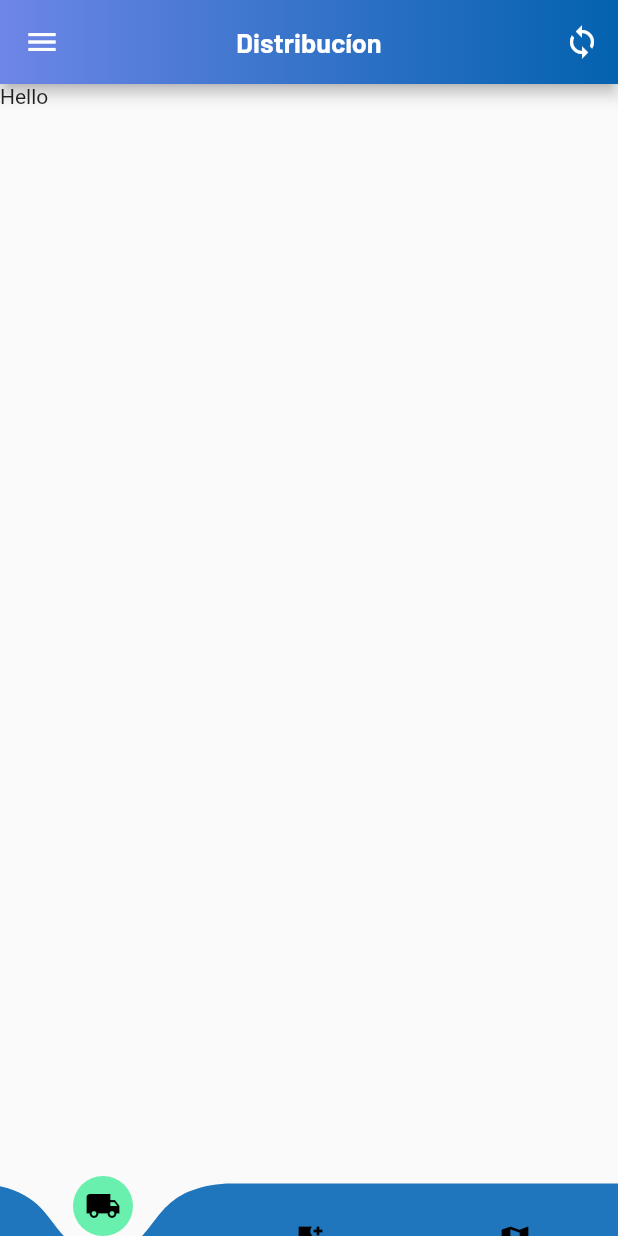
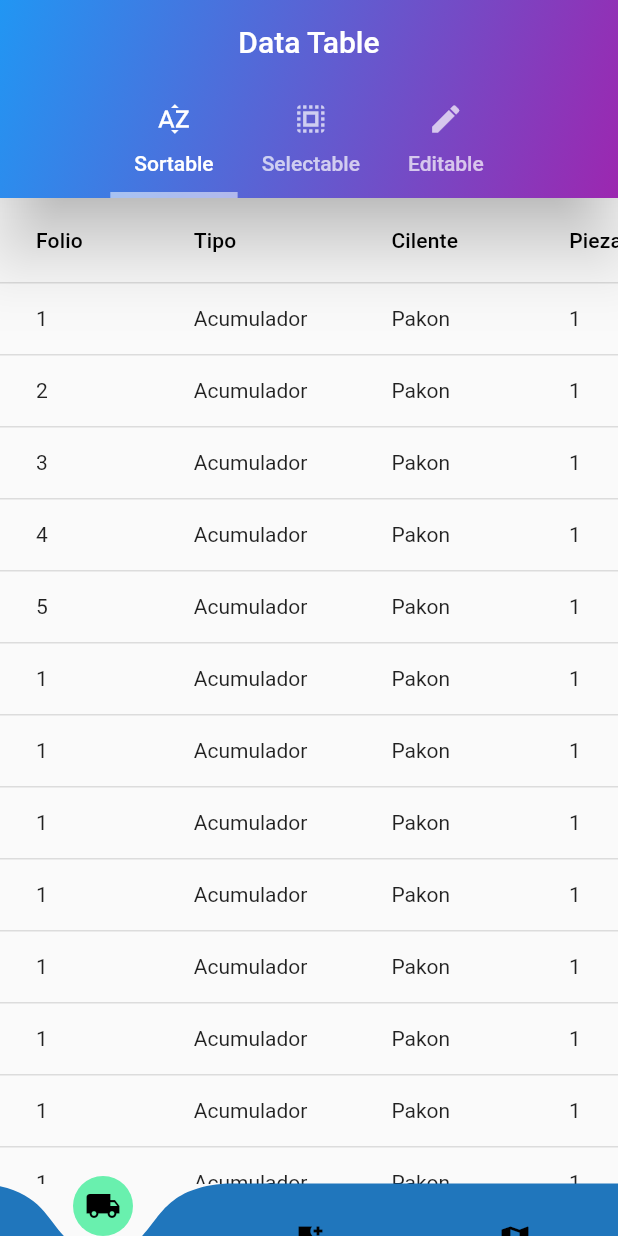
Before and after one commit to Cefz19/enrmax, a Flutter app: the MenuRoute screen opened directly, on a phone screen of 412 x 824 dp. Run offline on Flutter 3.47's test engine with Material 2 defaults, Android fonts, the phone set to English and light mode, and no system bars; drawn by our look-alikes of curved_navigation_bar; our stand-ins replace google_maps_flutter.

Commit message:
Se agrego el dato de distribucion v12

```diff
--- /dev/null
+++ b/Enermax/enermax_uno/lib/src/rows_tables/data/all_usuarios.dart
@@ -0,0 +1,21 @@
+import '../model/usuarios.dart';
+
+final allUsuarios = <Usuarios>[
+  const Usuarios(folio: 001, tipo: 'Acumulador', cliente: 'Pakon', pieza: 001),
+  const Usuarios(folio: 002, tipo: 'Acumulador', cliente: 'Pakon', pieza: 001),
+  const Usuarios(folio: 003, tipo: 'Acumulador', cliente: 'Pakon', pieza: 001),
+  const Usuarios(folio: 004, tipo: 'Acumulador', cliente: 'Pakon', pieza: 001),
+  const Usuarios(folio: 005, tipo: 'Acumulador', cliente: 'Pakon', pieza: 001),
+  const Usuarios(folio: 001, tipo: 'Acumulador', cliente: 'Pakon', pieza: 001),
+  const Usuarios(folio: 001, tipo: 'Acumulador', cliente: 'Pakon', pieza: 001),
+  const Usuarios(folio: 001, tipo: 'Acumulador', cliente: 'Pakon', pieza: 001),
+  const Usuarios(folio: 001, tipo: 'Acumulador', cliente: 'Pakon', pieza: 001),
+  const Usuarios(folio: 001, tipo: 'Acumulador', cliente: 'Pakon', pieza: 001),
+  const Usuarios(folio: 001, tipo: 'Acumulador', cliente: 'Pakon', pieza: 001),
+  const Usuarios(folio: 001, tipo: 'Acumulador', cliente: 'Pakon', pieza: 001),
+  const Usuarios(folio: 001, tipo: 'Acumulador', cliente: 'Pakon', pieza: 001),
+  const Usuarios(folio: 001, tipo: 'Acumulador', cliente: 'Pakon', pieza: 001),
+  const Usuarios(folio: 001, tipo: 'Acumulador', cliente: 'Pakon', pieza: 001),
+  const Usuarios(folio: 001, tipo: 'Acumulador', cliente: 'Pakon', pieza: 001),
+  const Usuarios(folio: 001, tipo: 'Acumulador', cliente: 'Pakon', pieza: 001),
+];
--- /dev/null
+++ b/Enermax/enermax_uno/lib/src/rows_tables/model/usuarios.dart
@@ -0,0 +1,38 @@
+class Usuarios {
+  final int folio;
+  final String tipo;
+  final String cliente;
+  final int pieza;
+
+  const Usuarios({
+    required this.folio,
+    required this.tipo,
+    required this.cliente,
+    required this.pieza,
+  });
+  Usuarios copy({
+    int? folio,
+    String? tipo,
+    String? cliente,
+    int? pieza,
+  }) =>
+      Usuarios(
+          folio: folio ?? this.folio,
+          tipo: tipo ?? this.tipo,
+          cliente: cliente ?? this.cliente,
+          pieza: pieza ?? this.pieza);
+
+  @override
+  bool operator ==(Object other) =>
+      identical(this, other) ||
+      other is Usuarios &&
+          runtimeType == other.runtimeType &&
+          folio == other.folio &&
+          tipo == other.tipo &&
+          cliente == other.cliente &&
+          pieza == other.pieza;
+
+  @override
+  int get hashCode =>
+      folio.hashCode ^ tipo.hashCode ^ cliente.hashCode ^ pieza.hashCode;
+}
--- /dev/null
+++ b/Enermax/enermax_uno/lib/src/rows_tables/sopor_table_page/sopor_table_page.dart
@@ -0,0 +1,81 @@
+import 'package:flutter/material.dart';
+
+import '../data/all_usuarios.dart';
+import '../model/usuarios.dart';
+import '../widget2/scrollable_widget.dart';
+
+class SoporTablePage extends StatefulWidget {
+  const SoporTablePage({Key? key}) : super(key: key);
+
+  @override
+  State<SoporTablePage> createState() => _SoporTablePageState();
+}
+
+class _SoporTablePageState extends State<SoporTablePage> {
+  late List<Usuarios> users;
+  int? sortColumnIndex;
+  bool isAscending = false;
+
+  @override
+  void initState() {
+    super.initState();
+
+    users = List.of(allUsuarios);
+  }
+
+  @override
+  Widget build(BuildContext context) => Scaffold(
+        body: ScrollableWidget(child: buildDataTable()),
+      );
+
+  Widget buildDataTable() {
+    final columns = ['Folio', 'Tipo', 'Cilente', 'Pieza'];
+
+    return DataTable(
+      sortAscending: isAscending,
+      sortColumnIndex: sortColumnIndex,
+      columns: getColumns(columns),
+      rows: getRows(users),
+    );
+  }
+
+  List<DataColumn> getColumns(List<String> columns) => columns
+      .map((String column) => DataColumn(
+            label: Text(column),
+            onSort: onSort,
+          ))
+      .toList();
+
+  List<DataRow> getRows(List<Usuarios> users) => users.map((Usuarios user) {
+        final cells = [user.folio, user.tipo, user.cliente, user.pieza];
+
+        return DataRow(cells: getCells(cells));
+      }).toList();
+
+  List<DataCell> getCells(List<dynamic> cells) =>
+      cells.map((data) => DataCell(Text('$data'))).toList();
+
+  void onSort(int columnIndex, bool ascending) {
+    if (columnIndex == 0) {
+      users.sort((user1, user2) =>
+          compareString(ascending, '${user1.folio}', '${user2.folio}'));
+    } else if (columnIndex == 1) {
+      users.sort(
+          (user1, user2) => compareString(ascending, user1.tipo, user2.tipo));
+    } else if (columnIndex == 2) {
+      users.sort((user1, user2) =>
+          compareString(ascending, user1.cliente, user2.cliente));
+    } else if (columnIndex == 3) {
+      users.sort((user1, user2) =>
+          compareString(ascending, '${user1.pieza}', '${user2.pieza}'));
+    }
+
+    setState(() {
+      sortColumnIndex = columnIndex;
+      isAscending = ascending;
+    });
+  }
+
+  int compareString(bool ascending, String value1, String value2) =>
+      ascending ? value1.compareTo(value2) : value2.compareTo(value1);
+}
--- /dev/null
+++ b/Enermax/enermax_uno/lib/src/rows_tables/widget2/scrollable_widget.dart
@@ -0,0 +1,17 @@
+import 'package:flutter/material.dart';
+
+class ScrollableWidget extends StatelessWidget {
+  final Widget child;
+  const ScrollableWidget({Key? key, required this.child}) : super(key: key);
+
+  @override
+  Widget build(BuildContext context) => SingleChildScrollView(
+        physics: const BouncingScrollPhysics(),
+        scrollDirection: Axis.horizontal,
+        child: SingleChildScrollView(
+          physics: const BouncingScrollPhysics(),
+          scrollDirection: Axis.vertical,
+          child: child,
+        ),
+      );
+}
--- /dev/null
+++ b/Enermax/enermax_uno/lib/src/rows_tables/widget2/tab_bar_widget.dart
@@ -0,0 +1,42 @@
+import 'package:flutter/material.dart';
+
+class TabBarWidget extends StatelessWidget {
+  final String title;
+  final List<Tab> tabs;
+  final List<Widget> children;
+  const TabBarWidget({
+    Key? key,
+    required this.title,
+    required this.tabs,
+    required this.children,
+  }) : super(key: key);
+
+  @override
+  Widget build(BuildContext context) => DefaultTabController(
+        length: tabs.length,
+        child: Scaffold(
+          appBar: AppBar(
+            title: Text(title),
+            centerTitle: true,
+            flexibleSpace: Container(
+              decoration: const BoxDecoration(
+                gradient: LinearGradient(
+                  colors: [Colors.purple, Colors.blue],
+                  begin: Alignment.bottomRight,
+                  end: Alignment.topLeft,
+                ),
+              ),
+            ),
+            bottom: TabBar(
+              isScrollable: true,
+              indicatorColor: Colors.white54,
+              indicatorWeight: 4,
+              tabs: tabs,
+            ),
+            elevation: 20,
+            titleSpacing: 20,
+          ),
+          body: TabBarView(children: children),
+        ),
+      );
+}
--- a/Enermax/enermax_uno/lib/src/screens/distribucion.dart
+++ b/Enermax/enermax_uno/lib/src/screens/distribucion.dart
@@ -1,70 +1,49 @@
 import 'package:flutter/material.dart';
+import 'package:flutter/services.dart';
 
-import '../widgets/animated_sync.dart';
-import 'package:enermax_uno/src/screens/paginas_screen.dart';
+import '../../main.dart';
+import '../rows_tables/sopor_table_page/sopor_table_page.dart';
+import '../rows_tables/widget2/tab_bar_widget.dart';
 
-class Distribucion extends StatefulWidget {
-  const Distribucion({Key? key}) : super(key: key);
+Future main() async {
+  WidgetsFlutterBinding.ensureInitialized();
+  await SystemChrome.setPreferredOrientations(
+      [DeviceOrientation.portraitUp, DeviceOrientation.portraitDown]);
+
+  runApp(const MyApp());
+}
+
+class Disribucion extends StatelessWidget {
+  static const String title = 'Data Table';
+
+  const Disribucion({super.key});
 
   @override
-  State<Distribucion> createState() => _DistribucionState();
+  Widget build(BuildContext context) => MaterialApp(
+        debugShowCheckedModeBanner: false,
+        title: title,
+        theme: ThemeData(primarySwatch: Colors.deepOrange),
+        home: const MainPage(),
+      );
 }
 
-class _DistribucionState extends State<Distribucion>
-    with SingleTickerProviderStateMixin {
-  late AnimationController controller;
-  late Animation colorAnimatin;
-  late Animation rotateAnimation;
-
-  Future<bool> syncDatabaseFull() async {
-    await Future.delayed(const Duration(seconds: 5), () {});
-    return Future.value(true);
-  }
+class MainPage extends StatefulWidget {
+  const MainPage({super.key});
 
   @override
-  void initState() {
-    controller = AnimationController(
-        vsync: this, duration: const Duration(seconds: 200));
-    rotateAnimation =
-        Tween<dynamic>(begin: 0.0, end: 360.0).animate(controller);
+  State<MainPage> createState() => _MainPageState();
+}
 
-    super.initState();
-  }
-
+class _MainPageState extends State<MainPage> {
   @override
-  Widget build(BuildContext context) {
-    return Scaffold(
-      drawer: const ScreenDrawer(),
-      appBar: AppBar(
-        title: const Text(
-          'Distribucíon',
-          style: TextStyle(
-              fontFamily: 'Barlow', fontSize: 18.0, color: Colors.white),
-        ),
-        flexibleSpace: Container(
-          decoration: const BoxDecoration(
-            gradient: LinearGradient(
-              colors: [
-                Color(0xFF6E86E7),
-                Color(0xE3005CA7),
-              ],
-            ),
-          ),
-        ),
-        actions: <Widget>[
-          AnimatedSync(
-            animation: rotateAnimation,
-            callback: () async {
-              controller.forward();
-              await syncDatabaseFull();
-              controller.stop();
-              controller.reset();
-            },
-          ),
-        ],
-        centerTitle: true,
-      ),
-      body: const Text('Hello'),
-    );
-  }
+  Widget build(BuildContext context) =>
+      TabBarWidget(title: Disribucion.title, tabs: const [
+        Tab(icon: Icon(Icons.sort_by_alpha), text: 'Sortable'),
+        Tab(icon: Icon(Icons.select_all), text: 'Selectable'),
+        Tab(icon: Icon(Icons.edit), text: 'Editable'),
+      ], children: [
+        const SoporTablePage(),
+        Container(),
+        Container(),
+      ]);
 }
--- a/Enermax/enermax_uno/lib/src/screens/menu_route.dart
+++ b/Enermax/enermax_uno/lib/src/screens/menu_route.dart
@@ -14,7 +14,7 @@ class _MenuRouteState extends State<MenuRoute> {
   final navigationKey = GlobalKey<CurvedNavigationBarState>();
   int index = 0;
 
-  final screen = [const Distribucion(), const Manifiesto(), const Transito()];
+  final screen = [const Disribucion(), const Manifiesto(), const Transito()];
   @override
   Widget build(BuildContext context) {
     final items = [
```
